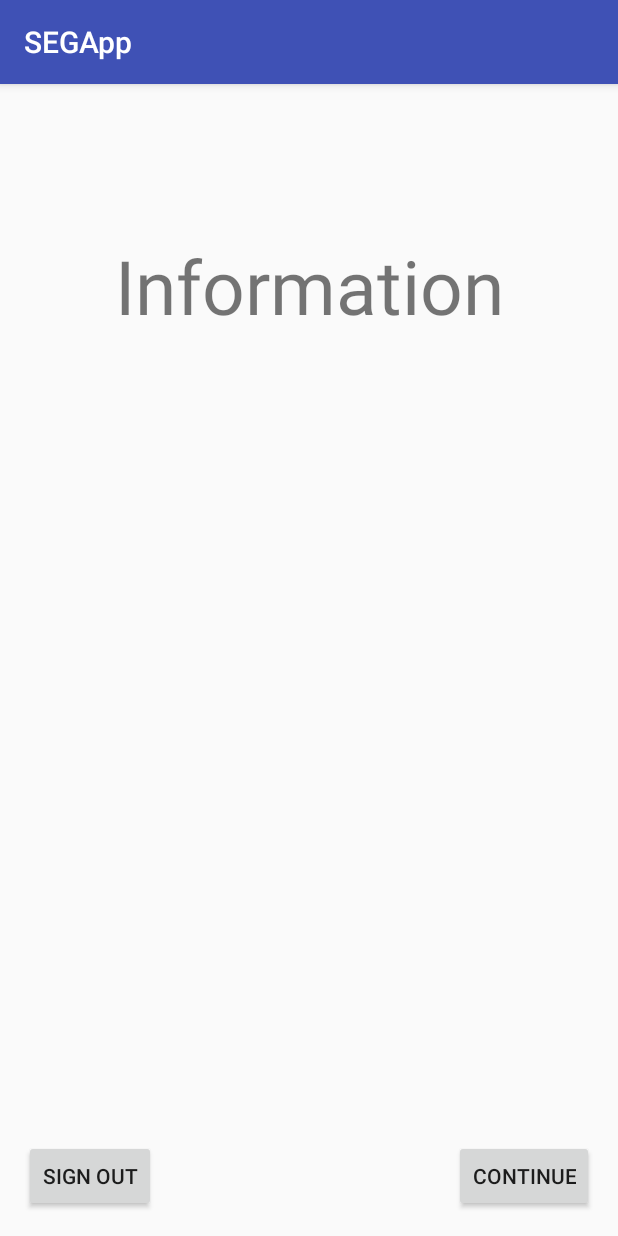
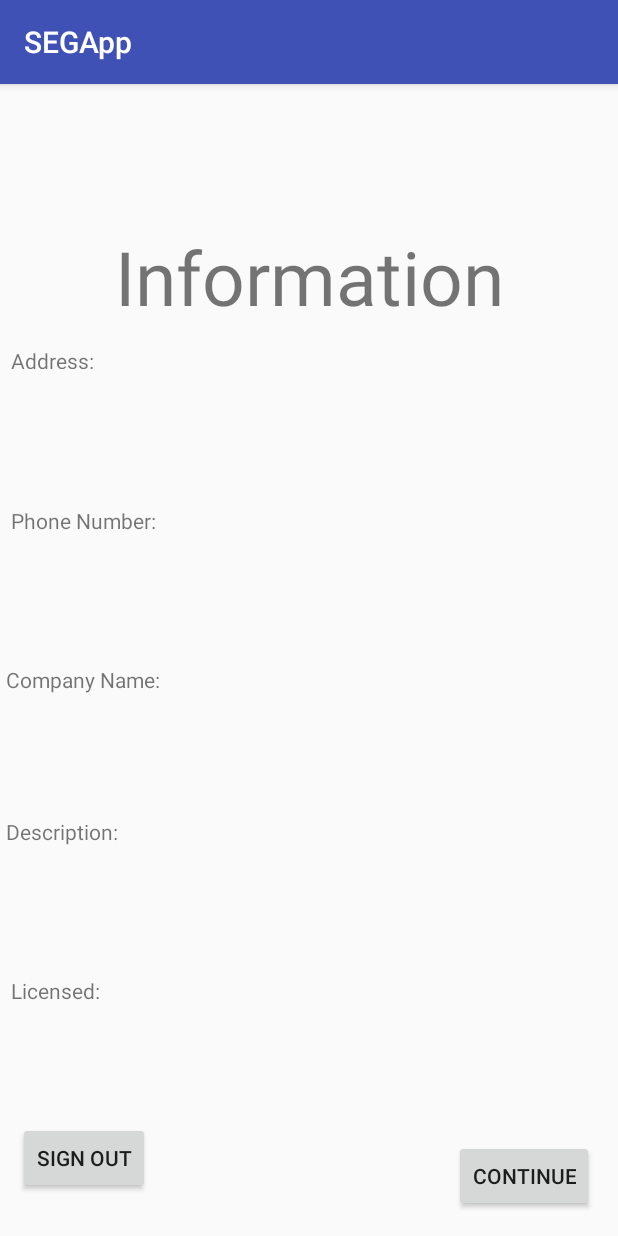
Before and after one commit to mjsannan/Home-Repair-Service, an Android app: the ServiceProviderHome screen opened directly, with no data from a screen before it, on a phone screen of 412 x 824 dp. Run offline under Robolectric (Android 15) with nearby library versions, the phone set to English and light mode, and no system bars; our stand-ins replace Firebase (no records; nobody signed in at launch, a user with empty details on screens opened directly).

Commit message:
fixed auth of service extra info

```diff
--- a/androidFiles/app/src/main/java/com/example/maryjoe/segapp/ServiceProviderHome.java
+++ b/androidFiles/app/src/main/java/com/example/maryjoe/segapp/ServiceProviderHome.java
@@ -4,6 +4,7 @@ import android.content.Intent;
 import android.support.v7.app.AppCompatActivity;
 import android.os.Bundle;
 import android.view.View;
+import android.widget.EditText;
 import android.widget.TextView;
 
 public class ServiceProviderHome extends AppCompatActivity {
@@ -13,20 +14,22 @@ public class ServiceProviderHome extends AppCompatActivity {
         super.onCreate(savedInstanceState);
         setContentView(R.layout.activity_service_provider_home);
 
-        TextView addressTV = findViewById(R.id.address);
+
+        TextView addressTV = findViewById(R.id.textView5);
         addressTV.setText(ServiceProviderAddExtraInfo.getAddress());
 
-        TextView phoneNumTV = findViewById(R.id.phoneNum);
-        addressTV.setText(ServiceProviderAddExtraInfo.getPhoneNum());
+        TextView phoneNumTV = findViewById(R.id.textView2);
+        phoneNumTV.setText(ServiceProviderAddExtraInfo.getPhoneNum());
 
-        TextView companyNameTV = findViewById(R.id.companyName);
-        addressTV.setText(ServiceProviderAddExtraInfo.getCompanyName());
+        TextView companyNameTV = findViewById(R.id.textView3);
+        companyNameTV.setText(ServiceProviderAddExtraInfo.getCompanyName());
 
-        TextView descriptionTV = findViewById(R.id.description);
-        addressTV.setText(ServiceProviderAddExtraInfo.getDescription());
+        TextView descriptionTV = findViewById(R.id.textView4);
+        descriptionTV.setText(ServiceProviderAddExtraInfo.getDescription());
 
-        TextView licensedTV = findViewById(R.id.licensed);
-        addressTV.setText(ServiceProviderAddExtraInfo.getLicensed());
+        TextView licensedTV = findViewById(R.id.textView1);
+        licensedTV.setText(ServiceProviderAddExtraInfo.getLicensed());
+
     }
 
     public void signOutButton(View v){
--- a/androidFiles/app/src/main/res/layout/activity_service_provider_add_extra_info.xml
+++ b/androidFiles/app/src/main/res/layout/activity_service_provider_add_extra_info.xml
@@ -37,7 +37,7 @@
         android:layout_marginBottom="2dp"
         android:ems="10"
         android:hint="Enter Phone Number"
-        android:inputType="textPersonName|phone"
+        android:inputType="phone"
         app:layout_constraintBottom_toTopOf="@+id/companyName"
         app:layout_constraintEnd_toEndOf="parent"
         app:layout_constraintHorizontal_bias="0.502"
--- a/androidFiles/app/src/main/res/layout/activity_service_provider_home.xml
+++ b/androidFiles/app/src/main/res/layout/activity_service_provider_home.xml
@@ -22,9 +22,9 @@
         android:id="@+id/signOutButton"
         android:layout_width="wrap_content"
         android:layout_height="wrap_content"
-        android:layout_marginStart="16dp"
-        android:layout_marginLeft="16dp"
-        android:layout_marginBottom="16dp"
+        android:layout_marginStart="12dp"
+        android:layout_marginLeft="12dp"
+        android:layout_marginBottom="28dp"
         android:onClick="signOutButton"
         android:text="Sign Out"
         app:layout_constraintBottom_toBottomOf="parent"
@@ -41,4 +41,129 @@
         android:text="Continue"
         app:layout_constraintBottom_toBottomOf="parent"
         app:layout_constraintEnd_toEndOf="parent" />
+
+    <TextView
+        android:id="@+id/textView1"
+        android:layout_width="wrap_content"
+        android:layout_height="wrap_content"
+        android:text="TextView"
+        android:textSize="25sp"
+        app:layout_constraintBottom_toBottomOf="parent"
+        app:layout_constraintEnd_toEndOf="parent"
+        app:layout_constraintHorizontal_bias="0.047"
+        app:layout_constraintStart_toStartOf="parent"
+        app:layout_constraintTop_toBottomOf="@+id/information"
+        app:layout_constraintVertical_bias="0.802" />
+
+    <TextView
+        android:id="@+id/textView2"
+        android:layout_width="wrap_content"
+        android:layout_height="wrap_content"
+        android:text="TextView"
+        android:textSize="25sp"
+        app:layout_constraintBottom_toTopOf="@+id/textView1"
+        app:layout_constraintEnd_toEndOf="parent"
+        app:layout_constraintHorizontal_bias="0.014"
+        app:layout_constraintStart_toStartOf="parent"
+        app:layout_constraintTop_toBottomOf="@+id/information"
+        app:layout_constraintVertical_bias="0.375" />
+
+    <TextView
+        android:id="@+id/textView3"
+        android:layout_width="wrap_content"
+        android:layout_height="wrap_content"
+        android:text="TextView"
+        android:textSize="25sp"
+        app:layout_constraintBottom_toTopOf="@+id/textView1"
+        app:layout_constraintEnd_toEndOf="parent"
+        app:layout_constraintHorizontal_bias="0.021"
+        app:layout_constraintStart_toStartOf="parent"
+        app:layout_constraintTop_toBottomOf="@+id/textView2"
+        app:layout_constraintVertical_bias="0.289" />
+
+    <TextView
+        android:id="@+id/textView4"
+        android:layout_width="wrap_content"
+        android:layout_height="wrap_content"
+        android:text="TextView"
+        android:textSize="25sp"
+        app:layout_constraintBottom_toTopOf="@+id/textView1"
+        app:layout_constraintEnd_toEndOf="parent"
+        app:layout_constraintHorizontal_bias="0.02"
+        app:layout_constraintStart_toStartOf="parent"
+        app:layout_constraintTop_toBottomOf="@+id/textView3"
+        app:layout_constraintVertical_bias="0.542" />
+
+    <TextView
+        android:id="@+id/textView5"
+        android:layout_width="wrap_content"
+        android:layout_height="wrap_content"
+        android:text="TextView"
+        android:textSize="25sp"
+        app:layout_constraintBottom_toTopOf="@+id/textView2"
+        app:layout_constraintEnd_toEndOf="parent"
+        app:layout_constraintHorizontal_bias="0.042"
+        app:layout_constraintStart_toStartOf="parent"
+        app:layout_constraintTop_toBottomOf="@+id/information"
+        app:layout_constraintVertical_bias="0.368" />
+
+    <TextView
+        android:id="@+id/textView6"
+        android:layout_width="wrap_content"
+        android:layout_height="15dp"
+        android:text="Address:"
+        app:layout_constraintBottom_toBottomOf="parent"
+        app:layout_constraintEnd_toEndOf="parent"
+        app:layout_constraintHorizontal_bias="0.021"
+        app:layout_constraintStart_toStartOf="parent"
+        app:layout_constraintTop_toBottomOf="@+id/information"
+        app:layout_constraintVertical_bias="0.022" />
+
+    <TextView
+        android:id="@+id/textView8"
+        android:layout_width="wrap_content"
+        android:layout_height="wrap_content"
+        android:text="Company Name:"
+        app:layout_constraintBottom_toBottomOf="parent"
+        app:layout_constraintEnd_toEndOf="parent"
+        app:layout_constraintHorizontal_bias="0.014"
+        app:layout_constraintStart_toStartOf="parent"
+        app:layout_constraintTop_toBottomOf="@+id/information"
+        app:layout_constraintVertical_bias="0.384" />
+
+    <TextView
+        android:id="@+id/textView7"
+        android:layout_width="wrap_content"
+        android:layout_height="18dp"
+        android:text="Phone Number:"
+        app:layout_constraintBottom_toBottomOf="parent"
+        app:layout_constraintEnd_toEndOf="parent"
+        app:layout_constraintHorizontal_bias="0.024"
+        app:layout_constraintStart_toStartOf="parent"
+        app:layout_constraintTop_toBottomOf="@+id/information"
+        app:layout_constraintVertical_bias="0.203" />
+
+    <TextView
+        android:id="@+id/textView9"
+        android:layout_width="wrap_content"
+        android:layout_height="wrap_content"
+        android:text="Description:"
+        app:layout_constraintBottom_toBottomOf="parent"
+        app:layout_constraintEnd_toEndOf="parent"
+        app:layout_constraintHorizontal_bias="0.012"
+        app:layout_constraintStart_toStartOf="parent"
+        app:layout_constraintTop_toBottomOf="@+id/information"
+        app:layout_constraintVertical_bias="0.557" />
+
+    <TextView
+        android:id="@+id/textView10"
+        android:layout_width="wrap_content"
+        android:layout_height="wrap_content"
+        android:text="Licensed:"
+        app:layout_constraintBottom_toBottomOf="parent"
+        app:layout_constraintEnd_toEndOf="parent"
+        app:layout_constraintHorizontal_bias="0.021"
+        app:layout_constraintStart_toStartOf="parent"
+        app:layout_constraintTop_toBottomOf="@+id/information"
+        app:layout_constraintVertical_bias="0.738" />
 </android.support.constraint.ConstraintLayout>
```
Also changed, not shown: androidFiles/app/src/main/java/com/example/maryjoe/segapp/AdminAddUser.java (+14 -10 lines), androidFiles/app/src/main/java/com/example/maryjoe/segapp/ServiceProviderAddExtraInfo.java (+51 -36 lines), androidFiles/app/src/main/res/layout/activity_add_service.xml (+7 -4 lines).
